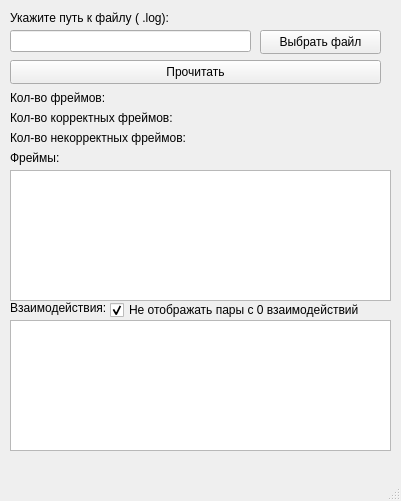
Above: mainwindow.ui from Andrew-McCarthy-Zver/frames_reader before the change. Below: the same form after it.
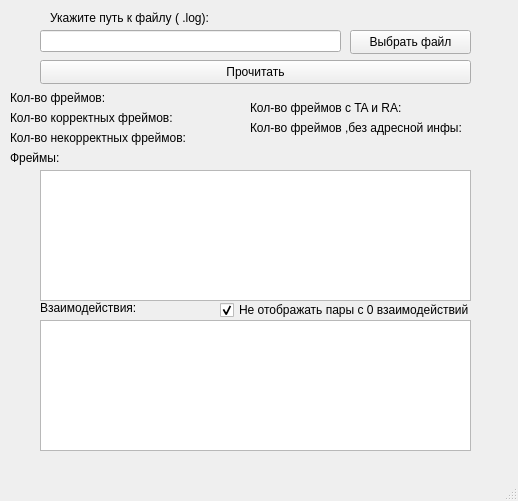
That is the form after the change.

```diff
--- a/mainwindow.ui
+++ b/mainwindow.ui
@@ -6,7 +6,7 @@
    <rect>
     <x>0</x>
     <y>0</y>
-    <width>401</width>
+    <width>518</width>
     <height>501</height>
    </rect>
   </property>
@@ -17,7 +17,7 @@
    <widget class="QLabel" name="label">
     <property name="geometry">
      <rect>
-      <x>10</x>
+      <x>50</x>
       <y>10</y>
       <width>161</width>
       <height>16</height>
@@ -30,9 +30,9 @@
    <widget class="QLineEdit" name="lineEdit">
     <property name="geometry">
      <rect>
-      <x>10</x>
+      <x>40</x>
       <y>30</y>
-      <width>241</width>
+      <width>301</width>
       <height>22</height>
      </rect>
     </property>
@@ -43,9 +43,9 @@
    <widget class="QPushButton" name="pushButton_2">
     <property name="geometry">
      <rect>
-      <x>10</x>
+      <x>40</x>
       <y>60</y>
-      <width>371</width>
+      <width>431</width>
       <height>24</height>
      </rect>
     </property>
@@ -134,7 +134,7 @@
    <widget class="QPushButton" name="pushButton">
     <property name="geometry">
      <rect>
-      <x>260</x>
+      <x>350</x>
       <y>30</y>
       <width>121</width>
       <height>24</height>
@@ -147,9 +147,9 @@
    <widget class="QTextBrowser" name="textBrowser">
     <property name="geometry">
      <rect>
-      <x>10</x>
+      <x>40</x>
       <y>170</y>
-      <width>381</width>
+      <width>431</width>
       <height>131</height>
      </rect>
     </property>
@@ -170,7 +170,7 @@
    <widget class="QLabel" name="label_9">
     <property name="geometry">
      <rect>
-      <x>10</x>
+      <x>40</x>
       <y>300</y>
       <width>101</width>
       <height>16</height>
@@ -183,9 +183,9 @@
    <widget class="QTextBrowser" name="textBrowser_2">
     <property name="geometry">
      <rect>
-      <x>10</x>
+      <x>40</x>
       <y>320</y>
-      <width>381</width>
+      <width>431</width>
       <height>131</height>
      </rect>
     </property>
@@ -193,7 +193,7 @@
    <widget class="QCheckBox" name="checkBox">
     <property name="geometry">
      <rect>
-      <x>110</x>
+      <x>220</x>
       <y>300</y>
       <width>251</width>
       <height>20</height>
@@ -206,6 +206,58 @@
      <bool>true</bool>
     </property>
    </widget>
+   <widget class="QLabel" name="label_10">
+    <property name="geometry">
+     <rect>
+      <x>250</x>
+      <y>100</y>
+      <width>151</width>
+      <height>16</height>
+     </rect>
+    </property>
+    <property name="text">
+     <string>Кол-во фреймов c TA и RA:</string>
+    </property>
+   </widget>
+   <widget class="QLabel" name="label_11">
+    <property name="geometry">
+     <rect>
+      <x>250</x>
+      <y>120</y>
+      <width>211</width>
+      <height>16</height>
+     </rect>
+    </property>
+    <property name="text">
+     <string>Кол-во фреймов ,без адресной инфы:</string>
+    </property>
+   </widget>
+   <widget class="QLabel" name="label_12">
+    <property name="geometry">
+     <rect>
+      <x>400</x>
+      <y>100</y>
+      <width>51</width>
+      <height>16</height>
+     </rect>
+    </property>
+    <property name="text">
+     <string/>
+    </property>
+   </widget>
+   <widget class="QLabel" name="label_13">
+    <property name="geometry">
+     <rect>
+      <x>460</x>
+      <y>120</y>
+      <width>49</width>
+      <height>16</height>
+     </rect>
+    </property>
+    <property name="text">
+     <string/>
+    </property>
+   </widget>
   </widget>
   <widget class="QMenuBar" name="menubar">
    <property name="geometry">
```
Left out of the diff: 2 changed lines with no effect on the pictures.
